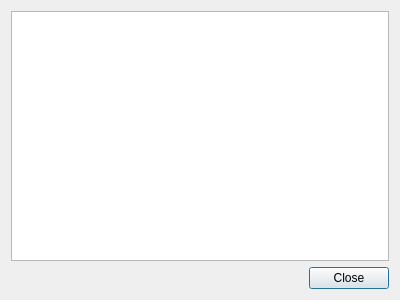
Qt form source/crashdialog.ui (NexusTools/MOE) before a commit.
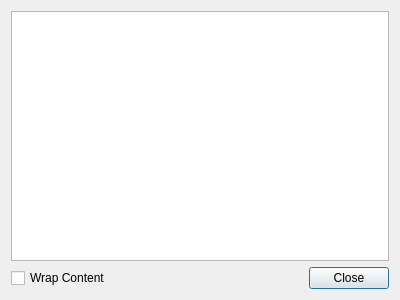
The same form after that commit.

Patch:
```diff
--- a/source/crashdialog.ui
+++ b/source/crashdialog.ui
@@ -27,14 +27,25 @@
     </widget>
    </item>
    <item>
-    <widget class="QDialogButtonBox" name="buttonBox">
-     <property name="orientation">
-      <enum>Qt::Horizontal</enum>
-     </property>
-     <property name="standardButtons">
-      <set>QDialogButtonBox::Close</set>
-     </property>
-    </widget>
+    <layout class="QHBoxLayout" name="horizontalLayout">
+     <item>
+      <widget class="QCheckBox" name="checkBox">
+       <property name="text">
+        <string>Wrap Content</string>
+       </property>
+      </widget>
+     </item>
+     <item>
+      <widget class="QDialogButtonBox" name="buttonBox">
+       <property name="orientation">
+        <enum>Qt::Horizontal</enum>
+       </property>
+       <property name="standardButtons">
+        <set>QDialogButtonBox::Close</set>
+       </property>
+      </widget>
+     </item>
+    </layout>
    </item>
   </layout>
  </widget>
```
Left out of the diff: 55 changed lines with no effect on the pictures.
